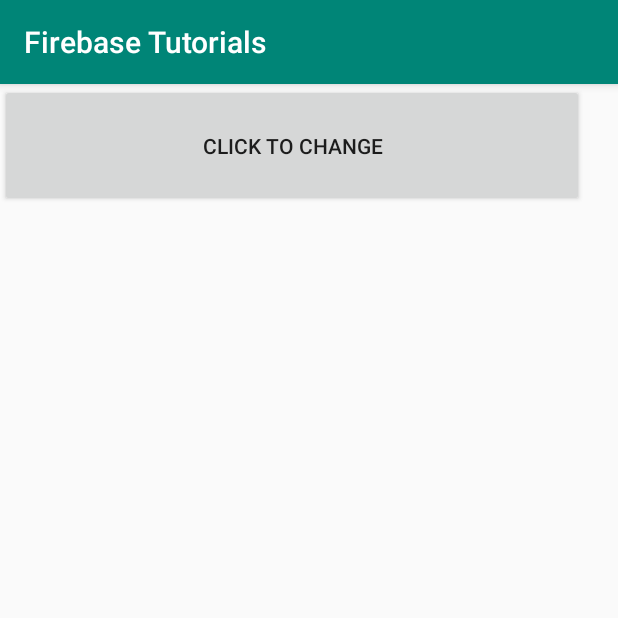
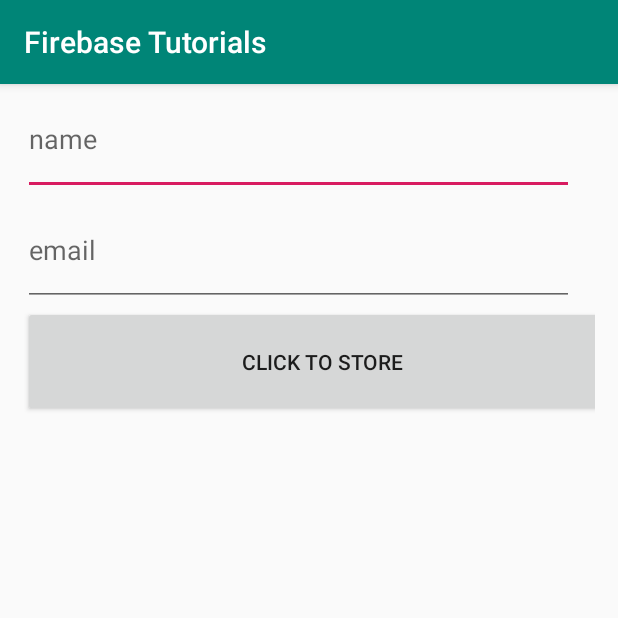
Before and after one commit to PHEBERAICHELJOHN/Firebase-Tutorials, an Android app: the screen it shows after launch (MainActivity), on a phone screen of 412 x 824 dp, the top half of it. Run offline under Robolectric (Android 15) with nearby library versions, the phone set to English and light mode, and no system bars; our stand-ins replace Firebase (no records; nobody signed in at launch, a user with empty details on screens opened directly).

Commit message:
added name and email

```diff
--- a/app/src/main/java/com/example/firebasetutorials/MainActivity.java
+++ b/app/src/main/java/com/example/firebasetutorials/MainActivity.java
@@ -4,9 +4,13 @@ import android.support.v7.app.AppCompatActivity;
 import android.os.Bundle;
 import android.view.View;
 import android.widget.Button;
+import android.widget.EditText;
 
+import com.google.android.gms.common.SignInButton;
 import com.google.firebase.database.DatabaseReference;
 import com.google.firebase.database.FirebaseDatabase;
+
+import java.util.HashMap;
 
 public class MainActivity extends AppCompatActivity {
 
@@ -15,6 +19,9 @@ public class MainActivity extends AppCompatActivity {
     // instance / reference to database
 
     private DatabaseReference mDatabase;
+
+    private EditText mNameField;
+    private EditText mMailField;
 
 
     @Override
@@ -25,8 +32,16 @@ public class MainActivity extends AppCompatActivity {
         mfirebase_btn = (Button) findViewById(R.id.firebase_btn);
 
         //variable pointing to root directory
+        mDatabase = FirebaseDatabase.getInstance().getReference();
 
-        mDatabase = FirebaseDatabase.getInstance().getReference();
+        //here we don't want to create the child User_01 in db. it will automatically create it.
+        //mDatabase = FirebaseDatabase.getInstance().getReference().child("User_01");
+
+        //going to child link
+        // mDatabase = FirebaseDatabase.getInstance().getReference().child("registration");
+
+        mNameField = (EditText) findViewById(R.id.name_field);
+        mMailField = (EditText) findViewById(R.id.mail_field);
 
 
         mfirebase_btn.setOnClickListener(new View.OnClickListener() {
@@ -37,7 +52,31 @@ public class MainActivity extends AppCompatActivity {
                 // 1. Create child in its root
                 // 2. Assign some value to child
 
-           //     mDatabase.child("name").setValue("JESUS");
+
+             //   mDatabase.child("name").setValue("JESUS"); //directly add JESUS to db
+
+                String name = mNameField.getText().toString().trim();
+                String mail = mMailField.getText().toString().trim();
+
+              //  mDatabase.child("name").setValue(name);
+
+                //generating random keys for each insertion of user
+                //push() generates random key each time
+
+
+                //for inserting more than one value :
+                // create Hashmap
+                HashMap<String, String> dataMap = new HashMap<String, String>();
+                dataMap.put("Name",name);
+                dataMap.put("Email",mail);
+
+                mDatabase.push().setValue(dataMap);
+
+
+
+               // mDatabase.push().setValue(name);
+
+
 
             }
         });
--- a/app/src/main/res/layout/activity_main.xml
+++ b/app/src/main/res/layout/activity_main.xml
@@ -1,17 +1,65 @@
 <?xml version="1.0" encoding="utf-8"?>
-<android.support.constraint.ConstraintLayout xmlns:android="http://schemas.android.com/apk/res/android"
+<LinearLayout xmlns:android="http://schemas.android.com/apk/res/android"
     xmlns:app="http://schemas.android.com/apk/res-auto"
     xmlns:tools="http://schemas.android.com/tools"
     android:layout_width="match_parent"
     android:layout_height="match_parent"
     tools:context=".MainActivity">
 
-    <Button
-        android:id="@+id/firebase_btn"
-        android:layout_width="389dp"
-        android:layout_height="82dp"
-        android:text="Click to change"
-        tools:ignore="MissingConstraints"
-        tools:layout_editor_absoluteX="11dp"
-        tools:layout_editor_absoluteY="41dp" />
-</android.support.constraint.ConstraintLayout>
+
+    <RelativeLayout
+        android:layout_width="match_parent"
+        android:layout_height="wrap_content"
+        android:layout_weight="1">
+
+
+
+        <LinearLayout
+            android:layout_width="match_parent"
+            android:layout_height="wrap_content"
+            android:layout_centerVertical="true"
+            android:orientation="vertical"
+            android:paddingLeft="15dp"
+            android:paddingRight="15dp">
+
+
+            <EditText
+                android:id="@+id/name_field"
+                android:layout_width="367dp"
+                android:layout_height="74dp"
+                android:ems="10"
+                android:hint="name"
+                android:inputType="textPersonName"
+                tools:ignore="MissingConstraints"
+                tools:layout_editor_absoluteX="22dp"
+                tools:layout_editor_absoluteY="39dp" />
+
+
+            <EditText
+                android:id="@+id/mail_field"
+                android:layout_width="367dp"
+                android:layout_height="74dp"
+                android:ems="10"
+                android:hint="email"
+                tools:ignore="MissingConstraints"
+                tools:layout_editor_absoluteX="22dp"
+                tools:layout_editor_absoluteY="39dp"
+                android:inputType="textEmailAddress" />
+
+
+            <Button
+                android:id="@+id/firebase_btn"
+                android:layout_width="399dp"
+                android:layout_height="74dp"
+                android:text="Click to Store"
+                tools:ignore="MissingConstraints"
+                tools:layout_editor_absoluteX="6dp"
+                tools:layout_editor_absoluteY="167dp" />
+
+        </LinearLayout>
+
+
+
+    </RelativeLayout>
+
+</LinearLayout>
```
Also changed, not shown: 444 other files.
